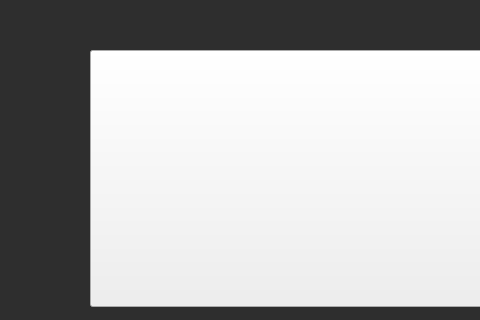
This is project1/sign.ui in exragexe/projectBank as Qt 5 draws it before an edit; both pictures show x 0 to 480 and y 0 to 320 of the 700 by 800 pixel window. The edited form follows.
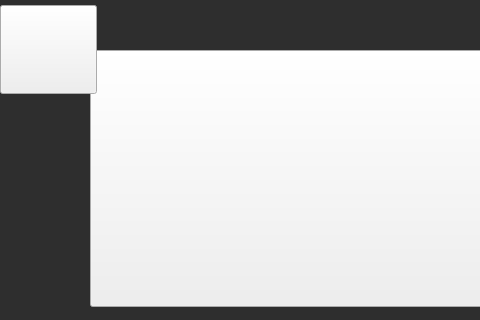
This is the edited form. Icons and pictures are not drawn.

```diff
--- a/project1/sign.ui
+++ b/project1/sign.ui
@@ -445,6 +445,22 @@
     <string/>
    </property>
   </widget>
+  <widget class="QPushButton" name="pushButton_14">
+   <property name="geometry">
+    <rect>
+     <x>0</x>
+     <y>5</y>
+     <width>97</width>
+     <height>89</height>
+    </rect>
+   </property>
+   <property name="styleSheet">
+    <string notr="true">border-image: url(:/resources/img/Group 10.png);</string>
+   </property>
+   <property name="text">
+    <string/>
+   </property>
+  </widget>
   <zorder>label_2</zorder>
   <zorder>label</zorder>
   <zorder>label_4</zorder>
@@ -472,6 +488,7 @@
   <zorder>pushButton_12</zorder>
   <zorder>pushButton_13</zorder>
   <zorder>label_14</zorder>
+  <zorder>pushButton_14</zorder>
  </widget>
  <resources>
   <include location="resources.qrc"/>
```
